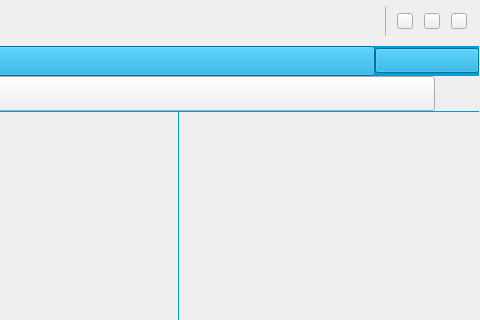
Before: the Qt Designer form qatimeStudent/qatimeStudent/UIWindowSet.ui in chuanjiabao1981/qatime-win-student, drawn with Qt 5; both pictures show x 486 to 966 and y 0 to 320 of the 966 by 671 pixel window.
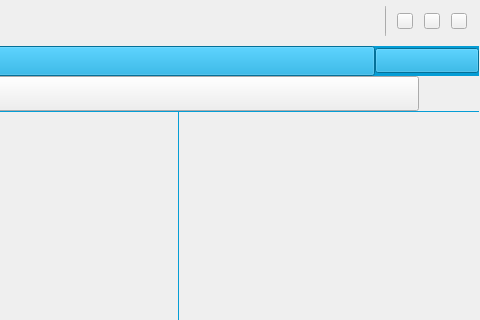
After: the same form once the commit is applied. Icons and pictures are not drawn.

```diff
--- a/qatimeStudent/qatimeStudent/UIWindowSet.ui
+++ b/qatimeStudent/qatimeStudent/UIWindowSet.ui
@@ -602,7 +602,7 @@
          <widget class="QWidget" name="online_widget" native="true">
           <property name="maximumSize">
            <size>
-            <width>34</width>
+            <width>50</width>
             <height>16777215</height>
            </size>
           </property>
@@ -611,13 +611,19 @@
             <rect>
              <x>0</x>
              <y>0</y>
-             <width>20</width>
+             <width>30</width>
              <height>35</height>
             </rect>
            </property>
+           <property name="minimumSize">
+            <size>
+             <width>30</width>
+             <height>0</height>
+            </size>
+           </property>
            <property name="maximumSize">
             <size>
-             <width>20</width>
+             <width>30</width>
              <height>16777215</height>
             </size>
            </property>
@@ -637,7 +643,7 @@
           <widget class="QLabel" name="pic_label">
            <property name="geometry">
             <rect>
-             <x>20</x>
+             <x>30</x>
              <y>10</y>
              <width>14</width>
              <height>14</height>
@@ -658,6 +664,9 @@
            <property name="text">
             <string/>
            </property>
+           <property name="alignment">
+            <set>Qt::AlignLeading|Qt::AlignLeft|Qt::AlignVCenter</set>
+           </property>
           </widget>
          </widget>
         </item>
```
